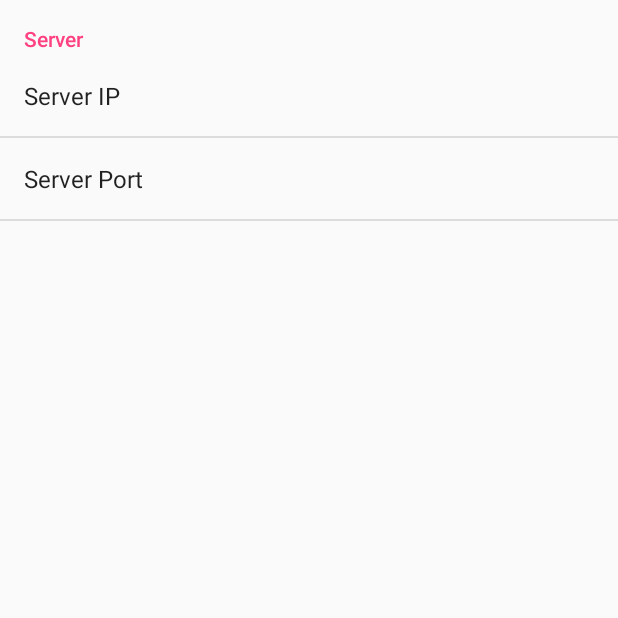
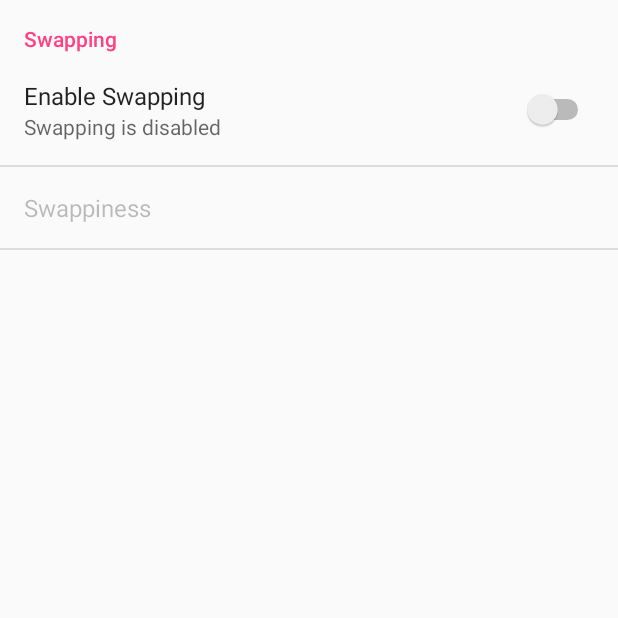
Before and after one commit to rollforbugs/lokey, an Android app: the SettingsActivity screen opened directly, with no data from a screen before it, on a phone screen of 412 x 824 dp, the top half of it. Run offline under Robolectric (Android 15) with nearby library versions, the phone set to English and light mode, and no system bars.

Commit message:
Add swapping preferences

```diff
--- a/app/src/main/java/com/rollforbugs/shittykeyboard/ShittyIME.java
+++ b/app/src/main/java/com/rollforbugs/shittykeyboard/ShittyIME.java
@@ -1,10 +1,12 @@
 package com.rollforbugs.shittykeyboard;
 
+import android.content.SharedPreferences;
 import android.graphics.drawable.Drawable;
 import android.inputmethodservice.InputMethodService;
 import android.inputmethodservice.Keyboard;
 import android.inputmethodservice.KeyboardView;
 import android.media.AudioManager;
+import android.preference.PreferenceManager;
 import android.util.Log;
 import android.view.KeyEvent;
 import android.view.View;
@@ -21,11 +23,10 @@ public class ShittyIME extends InputMethodService implements KeyboardView.OnKeyb
 
     private KeyboardView kv;
     private Keyboard keyboard;
+    private SharedPreferences prefs;
 
-    private int swappiness = 1;
     private Random rand = new Random();
     private boolean caps = false;
-    private String keys = "abcdefghijklmnopqrstuvwxyz1234567890-=#@ :.,/";
 
     private void swapKeys(Keyboard.Key k1, Keyboard.Key k2) {
         int[] codes = k1.codes;
@@ -71,6 +72,7 @@ public class ShittyIME extends InputMethodService implements KeyboardView.OnKeyb
     private void shuffleKeyboard() {
         List<Keyboard.Key> keys = keyboard.getKeys();
         int nKeys = keys.size();
+        int swappiness = Integer.parseInt(prefs.getString("pref_swap_swappiness", "1"));
         for (int i = 0; i < swappiness; i++) {
             Keyboard.Key k1 = keys.get(rand.nextInt(nKeys));
             Keyboard.Key k2 = keys.get(rand.nextInt(nKeys));
@@ -81,9 +83,10 @@ public class ShittyIME extends InputMethodService implements KeyboardView.OnKeyb
 
     @Override
     public View onCreateInputView() {
+        prefs = PreferenceManager.getDefaultSharedPreferences(this);
+
+        keyboard = new Keyboard(this, R.xml.qwerty);
         kv = (KeyboardView)getLayoutInflater().inflate(R.layout.keyboard, null);
-        keyboard = new Keyboard(this, R.xml.qwerty);
-        shuffleKeyboard();
         kv.setKeyboard(keyboard);
         kv.setOnKeyboardActionListener(this);
         return kv;
@@ -128,6 +131,7 @@ public class ShittyIME extends InputMethodService implements KeyboardView.OnKeyb
     public void onKey(int primaryCode, int[] keyCodes) {
         InputConnection ic = getCurrentInputConnection();
         playClick(primaryCode);
+
         switch (primaryCode) {
             case Keyboard.KEYCODE_DELETE:
                 ic.deleteSurroundingText(1, 0);
@@ -145,7 +149,9 @@ public class ShittyIME extends InputMethodService implements KeyboardView.OnKeyb
                         code = Character.toUpperCase(code);
                 ic.commitText(String.valueOf(code), 1);
         }
-        shuffleKeyboard();
+
+        if (prefs.getBoolean("pref_swap_enable", false))
+                shuffleKeyboard();
     }
 
     @Override
--- a/app/src/main/res/xml/pref.xml
+++ b/app/src/main/res/xml/pref.xml
@@ -1,17 +1,21 @@
 <?xml version="1.0" encoding="utf-8"?>
 <PreferenceScreen xmlns:android="http://schemas.android.com/apk/res/android">
 
-    <PreferenceCategory android:title="Server">
+    <PreferenceCategory android:title="Swapping">
 
+        <SwitchPreference
+            android:key="pref_swap_enable"
+            android:title="Enable Swapping"
+            android:summaryOff="Swapping is disabled"
+            android:summaryOn="Keys will be swapped randomly"
+            android:disableDependentsState="false" />
         <EditTextPreference
-            android:defaultValue=" "
-            android:key="pref_ip"
-            android:title="Server IP" />
-        <EditTextPreference
+            android:key="pref_swap_swappiness"
+            android:title="Swappiness"
+            android:inputType="number"
             android:numeric="integer"
-            android:defaultValue="16834"
-            android:key="pref_port"
-            android:title="Server Port" />
+            android:defaultValue="1"
+            android:dependency="pref_swap_enable" />
 
     </PreferenceCategory>
 </PreferenceScreen>
```
Also changed, not shown: app/src/main/java/com/rollforbugs/shittykeyboard/SettingsActivity.java (+0 -7 lines).
